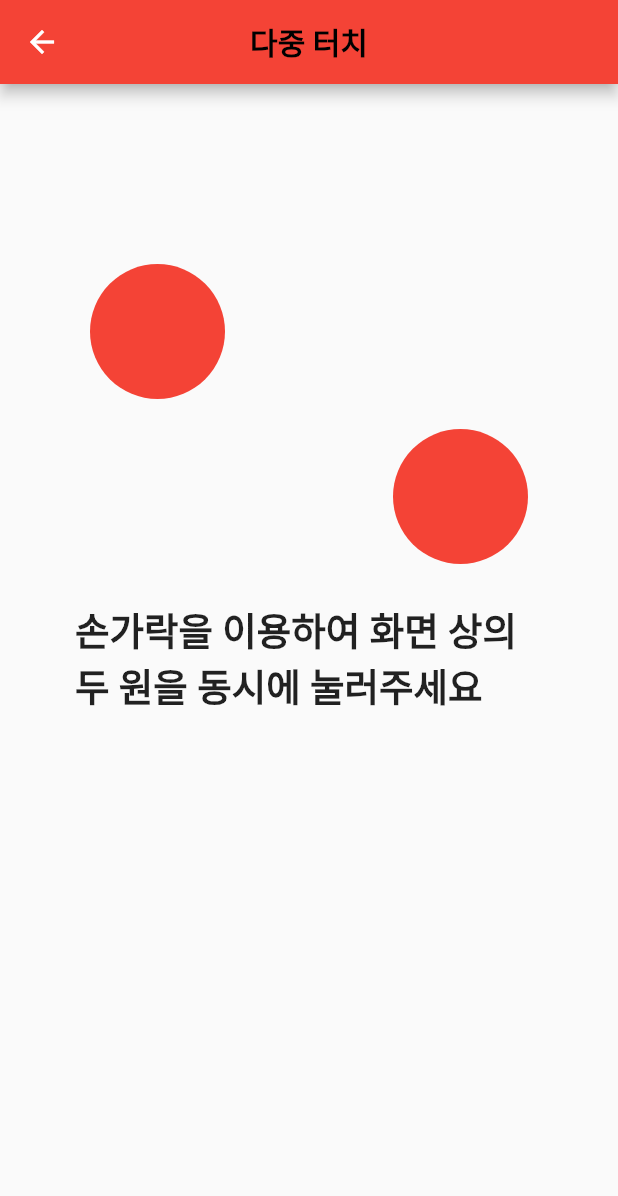
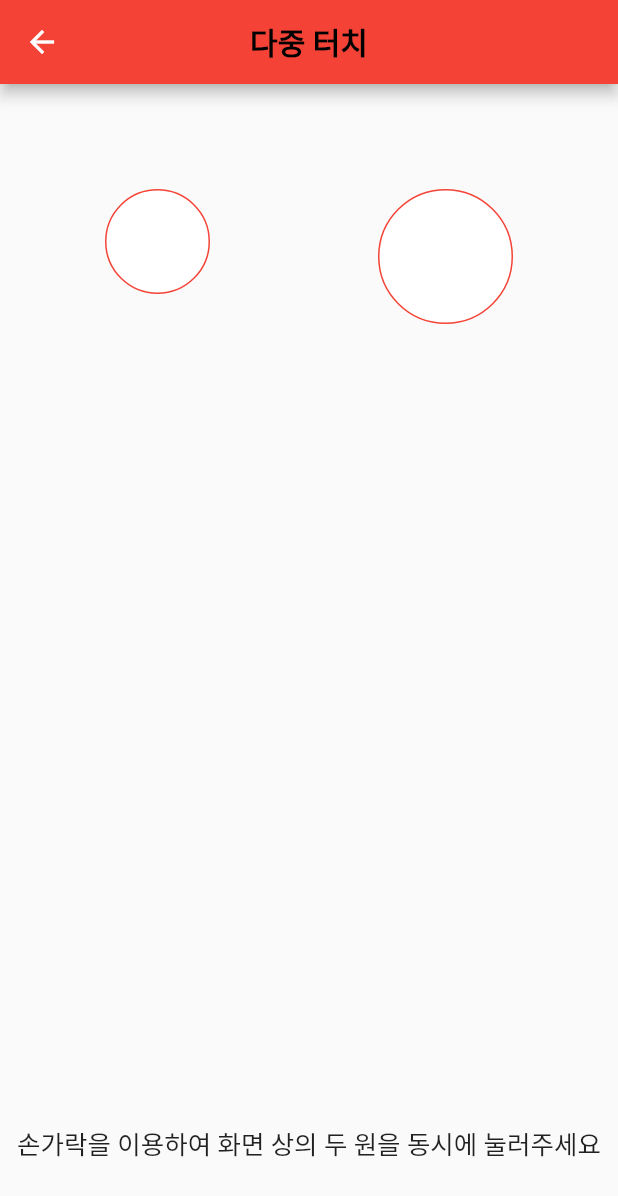
Before and after one commit to rlaqudwls25/wonders_inspection_app, a Flutter app: the screen it shows after launch, after a tap on "다중터치", on a phone screen of 412 x 824 dp. Shown: the top 1196 px of the screen. Run offline on Flutter 3.47's test engine with Material 2 defaults, Android fonts, the phone set to English and light mode, and no system bars; our stand-ins replace camera, flutter_bluetooth_serial, flutter_compass, fluttertoast, percent_indicator, sensors and 1 more; missing offline and left inert: bidirectional_listview, flashlight, infinite_listview, mic_stream.

Commit message:
다중 터치 구현

```diff
--- a/lib/screens/multitouch.dart
+++ b/lib/screens/multitouch.dart
@@ -1,10 +1,28 @@
+import 'dart:math';
 import 'package:flutter/cupertino.dart';
 import 'package:flutter/material.dart';
 
-class Multitouch extends StatelessWidget {
+class Multitouch extends StatefulWidget {
+  @override
+  _MultitouchState createState() => _MultitouchState();
+}
+
+class _MultitouchState extends State<Multitouch> {
+  bool firstCircleClicked = false;
+  bool secondCircleClicked = false;
+
+  double firstCircleTop = Random().nextInt(200).toDouble() + 50;
+  double firstCircleLeft = Random().nextInt(50).toDouble() + 50;
+  double firstCircleWidth = Random().nextInt(50).toDouble() + 50;
+  double firstCircleHeight = Random().nextInt(50).toDouble() + 50;
+
+  double secondCircleTop = Random().nextInt(200).toDouble() + 50;
+  double secondCircleRight = Random().nextInt(50).toDouble() + 50;
+  double secondCircleWidth = Random().nextInt(50).toDouble() + 70;
+  double secondCircleHeight = Random().nextInt(50).toDouble() + 70;
+
   @override
   Widget build(BuildContext context) {
-    // TODO: implement build
     return MaterialApp(
       theme: ThemeData(primarySwatch: Colors.red),
       home: Scaffold(
@@ -12,7 +30,8 @@ class Multitouch extends StatelessWidget {
             centerTitle: true,
             title: Text(
               '다중 터치',
-            style: TextStyle(color: Colors.black, fontWeight: FontWeight.bold),
+              style:
+                  TextStyle(color: Colors.black, fontWeight: FontWeight.bold),
             ),
             leading: IconButton(
               icon: Icon(Icons.arrow_back),
@@ -21,33 +40,80 @@ class Multitouch extends StatelessWidget {
               },
             ),
           ),
-        body: Container(
-          padding: EdgeInsets.all(50.0),
-          child: Column(
+          body: Stack(
+            alignment: Alignment.center,
             children: <Widget>[
-              Padding(padding: EdgeInsets.all(30.0)),
-              Row(
-                mainAxisAlignment: MainAxisAlignment.start,
-                children: <Widget>[
-                  touch(''),
-                ],
+              Positioned(
+                top: firstCircleTop,
+                left: firstCircleLeft,
+                child: GestureDetector(
+                  onTapDown: (TapDownDetails td) {
+                    setState(() {
+                      firstCircleClicked = true;
+                    });
+                  },
+                  onTapUp: (TapUpDetails tu) {
+                    setState(() {
+                      firstCircleClicked = false;
+                    });
+                  },
+                  onTapCancel: (){
+                    setState(() {
+                      firstCircleClicked = false;
+                    });
+                  },
+                  child: Container(
+                    width: firstCircleWidth,
+                    height: firstCircleHeight,
+                    decoration: BoxDecoration(
+                      shape: BoxShape.circle,
+                      border: Border.all(color: Colors.red, width: 1.0),
+                      color: firstCircleClicked ? Colors.blue : Colors.white,
                     ),
-              Row(
-                mainAxisAlignment: MainAxisAlignment.end,
-                children: <Widget>[
-                  touch(''),
-                ],
-              ),
-              new Padding(padding: EdgeInsets.only(top: 15.0)),
-              Text(
-                '손가락을 이용하여 화면 상의 '
-                    '두 원을 동시에 눌러주세요',
-                style: TextStyle(fontWeight: FontWeight.bold, fontSize: 25.0),
-              ),
-            ],
+
                   ),
                 ),
               ),
+              Positioned(
+                top: secondCircleTop,
+                right: secondCircleRight,
+                child: GestureDetector(
+                  onTapDown: (TapDownDetails td){
+                    setState(() {
+                      secondCircleClicked = true;
+                    });
+                  },
+                  onTapUp: (TapUpDetails tu){
+                    setState(() {
+                      secondCircleClicked = false;
+                    });
+                  },
+                  onTapCancel: (){
+                    setState(() {
+                      secondCircleClicked = false;
+                    });
+                  },
+                  child: Container(
+                    width: secondCircleWidth,
+                    height: secondCircleHeight,
+                    decoration: BoxDecoration(
+                      shape: BoxShape.circle,
+                      border: Border.all(color: Colors.red, width: 1.0),
+                      color: secondCircleClicked ? Colors.blue : Colors.white,
+                    ),
+                  ),
+                ),
+              ),
+              Positioned(
+                bottom: 50,
+                child: Text(
+                  '손가락을 이용하여 화면 상의 '
+                  '두 원을 동시에 눌러주세요',
+                  style: TextStyle(fontSize: 17.0),
+                ),
+              ),
+            ],
+          )),
     );
   }
 
```
Lines whose indentation alone changed are shown as unchanged.
